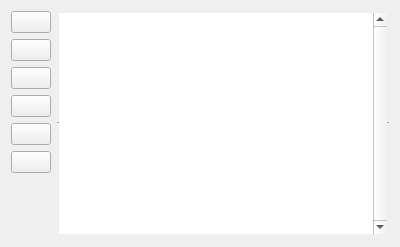
Qt form src/gui/properties/properties_widget.ui (albin-johansson/tactile) before a commit.
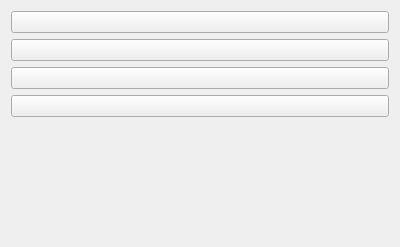
The same form after that commit. Icons and pictures are not drawn.

Commit message: Overhaul properties widget

The edit to the form file:
```diff
--- a/src/gui/properties/properties_widget.ui
+++ b/src/gui/properties/properties_widget.ui
@@ -71,34 +71,6 @@
          </property>
         </widget>
        </item>
-       <item>
-        <widget class="QPushButton" name="upButton">
-         <property name="toolTip">
-          <string>Move property up</string>
-         </property>
-         <property name="text">
-          <string/>
-         </property>
-         <property name="icon">
-          <iconset resource="../../tactile.qrc">
-           <normaloff>:/resources/icons/fluent/64/arrow-up.png</normaloff>:/resources/icons/fluent/64/arrow-up.png</iconset>
-         </property>
-        </widget>
-       </item>
-       <item>
-        <widget class="QPushButton" name="downButton">
-         <property name="toolTip">
-          <string>Move property down</string>
-         </property>
-         <property name="text">
-          <string/>
-         </property>
-         <property name="icon">
-          <iconset resource="../../tactile.qrc">
-           <normaloff>:/resources/icons/fluent/64/arrow-down.png</normaloff>:/resources/icons/fluent/64/arrow-down.png</iconset>
-         </property>
-        </widget>
-       </item>
        <item>
         <spacer name="verticalSpacer">
          <property name="orientation">
@@ -114,44 +86,6 @@
        </item>
       </layout>
      </item>
-     <item row="1" column="1">
-      <widget class="QTreeWidget" name="tree">
-       <property name="contextMenuPolicy">
-        <enum>Qt::CustomContextMenu</enum>
-       </property>
-       <property name="frameShape">
-        <enum>QFrame::HLine</enum>
-       </property>
-       <property name="frameShadow">
-        <enum>QFrame::Sunken</enum>
-       </property>
-       <property name="verticalScrollBarPolicy">
-        <enum>Qt::ScrollBarAlwaysOn</enum>
-       </property>
-       <property name="alternatingRowColors">
-        <bool>true</bool>
-       </property>
-       <property name="rootIsDecorated">
-        <bool>false</bool>
-       </property>
-       <property name="uniformRowHeights">
-        <bool>true</bool>
-       </property>
-       <property name="headerHidden">
-        <bool>true</bool>
-       </property>
-       <column>
-        <property name="text">
-         <string>Property</string>
-        </property>
-       </column>
-       <column>
-        <property name="text">
-         <string>Value</string>
-        </property>
-       </column>
-      </widget>
-     </item>
     </layout>
    </item>
   </layout>
```
The commit also changes 51 other files.
